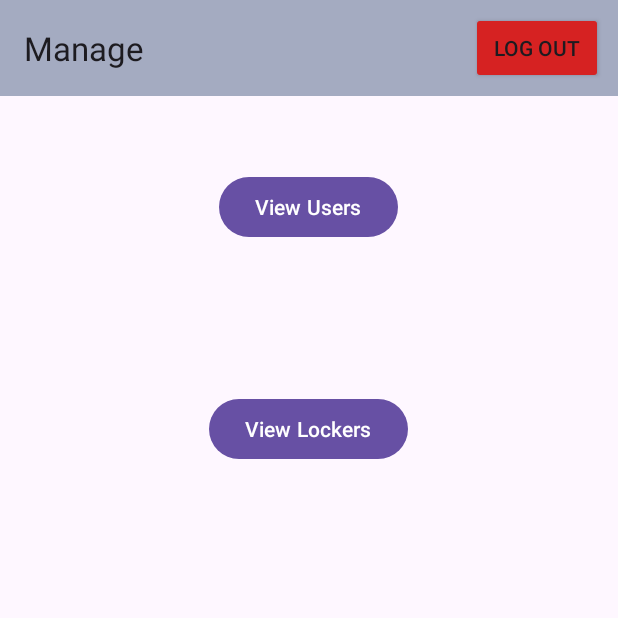
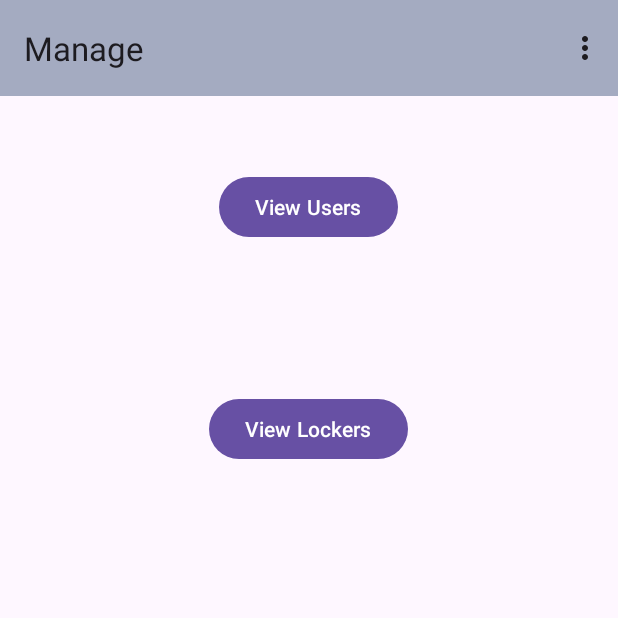
Before and after one commit to COEN-ELEC390/App, an Android app: the ManagerActivity screen opened directly, with no data from a screen before it, on a phone screen of 412 x 824 dp, the top half of it. Run offline under Robolectric (Android 15) with nearby library versions, the phone set to English and light mode, and no system bars; our stand-ins replace Firebase (no records; nobody signed in at launch, a user with empty details on screens opened directly).

Commit message:
changed delete button to dropdown menu

```diff
--- a/app/src/main/java/com/example/coen390/ManagerActivity.java
+++ b/app/src/main/java/com/example/coen390/ManagerActivity.java
@@ -3,6 +3,9 @@
 import android.content.Intent;
 import android.os.Bundle;
 import android.util.Log;
+import android.view.Menu;
+import android.view.MenuInflater;
+import android.view.MenuItem;
 import android.view.View;
 import android.widget.Button;
 import android.widget.Toast;
@@ -10,6 +13,7 @@
 import androidx.annotation.NonNull;
 import androidx.appcompat.app.AppCompatActivity;
 import androidx.appcompat.widget.AppCompatButton;
+import androidx.appcompat.widget.Toolbar;
 
 import com.example.coen390.Models.User;
 import com.google.android.gms.tasks.OnCompleteListener;
@@ -27,6 +31,7 @@
 public class ManagerActivity extends AppCompatActivity {
     Button viewUsersButton;
     User managerUser;
+    Toolbar toolbar;
 
     AppCompatButton logoutButton;
     FirebaseUser user;
@@ -37,10 +42,13 @@
     protected void onCreate(Bundle savedInstanceState) {
         super.onCreate(savedInstanceState);
         setContentView(R.layout.activity_manager);
-        logoutButton = findViewById(R.id.logout_button);
+        toolbar = (Toolbar) findViewById(R.id.profileToolbar);
+        setSupportActionBar(toolbar);
+        //logoutButton = findViewById(R.id.logout_button);
         viewUsersButton = findViewById(R.id.viewUsersButton);
         mAuth = FirebaseAuth.getInstance();
         user = mAuth.getCurrentUser();
+
         Toast.makeText(this, "Welcome to manager view!", Toast.LENGTH_SHORT).show();
         if(user == null)
         {
@@ -54,15 +62,7 @@
             managerUser = queryCurrentUserData();
 
         }
-        logoutButton.setOnClickListener(new View.OnClickListener() {
-            @Override
-            public void onClick(View v) {
-                FirebaseAuth.getInstance().signOut();
-                Intent intent = new Intent(ManagerActivity.this, LoginActivity.class);
-                startActivity(intent);
-                finish();
-            }
-        });
+
         viewUsersButton.setOnClickListener(new View.OnClickListener() {
             @Override
             public void onClick(View v) {
@@ -73,7 +73,23 @@
 
 
     }
-
+    @Override
+    public boolean onCreateOptionsMenu(Menu menu) {
+        MenuInflater inflater = getMenuInflater();
+        inflater.inflate(R.menu.manager_activity_menu, menu);
+        return true;
+    }
+    @Override
+    public boolean onOptionsItemSelected(@NonNull MenuItem item) {
+        if(item.getItemId() == R.id.logOutItem)
+        {
+            FirebaseAuth.getInstance().signOut();
+            Intent intent = new Intent(ManagerActivity.this, LoginActivity.class);
+            startActivity(intent);
+            finish();
+        }
+        return super.onOptionsItemSelected(item);
+    }
 
 
     User queryCurrentUserData()
--- a/app/src/main/res/layout/activity_manager.xml
+++ b/app/src/main/res/layout/activity_manager.xml
@@ -22,16 +22,7 @@
         app:layout_constraintTop_toTopOf="parent"
         app:title="Manage">
 
-        <androidx.appcompat.widget.AppCompatButton
-            android:id="@+id/logout_button"
-            android:layout_width="wrap_content"
-            android:layout_height="wrap_content"
-            android:backgroundTint="#D62222"
-            android:layout_gravity="right"
-            android:layout_marginRight="10dp"
-            android:text="Log Out">
 
-        </androidx.appcompat.widget.AppCompatButton>
     </androidx.appcompat.widget.Toolbar>
         <Button
             android:layout_width="wrap_content"
--- /dev/null
+++ b/app/src/main/res/menu/manager_activity_menu.xml
@@ -0,0 +1,10 @@
+<?xml version="1.0" encoding="utf-8"?>
+<menu xmlns:android="http://schemas.android.com/apk/res/android"
+    xmlns:tools="http://schemas.android.com/tools"
+    tools:context = "com.example.coen390.ManagerActivity">
+    <item
+        android:id="@+id/logOutItem"
+        android:title="Log out">
+
+    </item>
+</menu>
```
Also changed, not shown: app/src/main/java/com/example/coen390/MainActivity.java (+23 -4 lines), app/src/main/res/layout/activity_main.xml (+0 -9 lines), app/src/main/res/menu/main_activity_menu.xml (added, +10 -0 lines).
